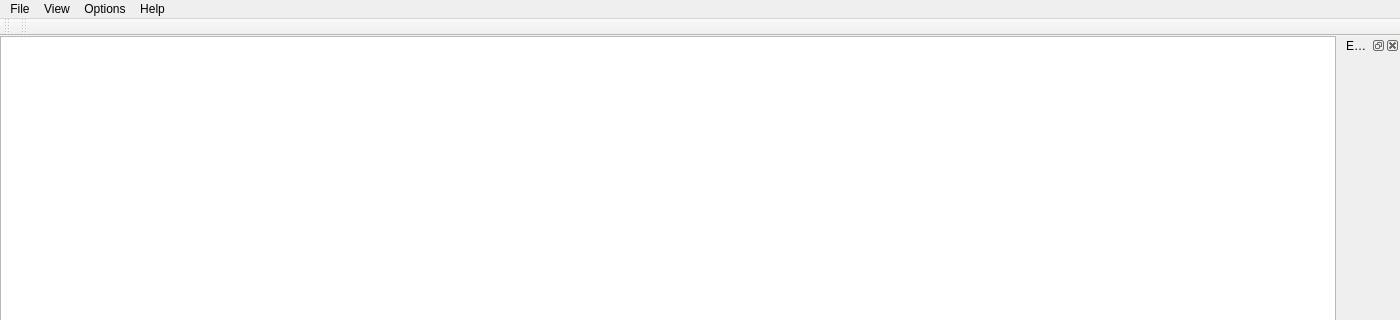
Qt form src/mainWindow.ui (christophe-calmejane/Hive) before a commit; both pictures show x 0 to 1400 and y 0 to 320 of the 1400 by 800 pixel window.
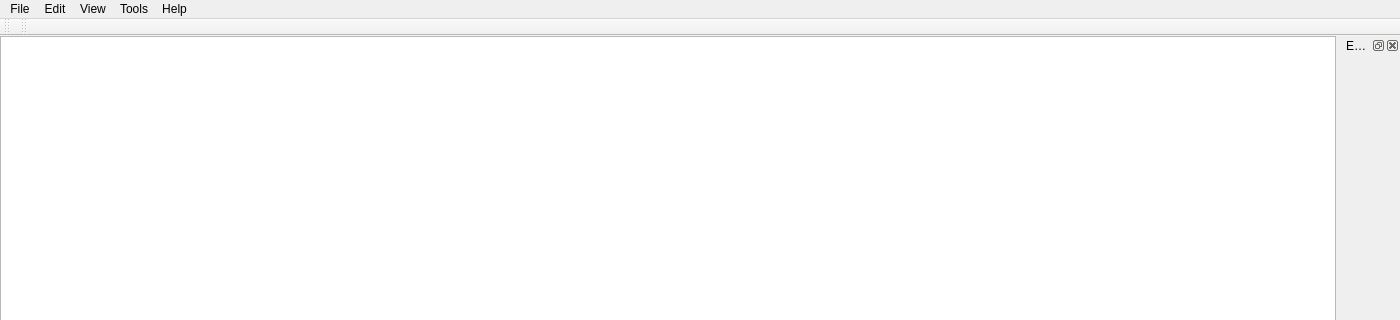
The same form after that commit. Custom widgets are drawn as their Qt base class.

Commit message: Small changes to the menu Added quick access to the settings from the utility toolbar

Diff of the .ui file:
```diff
--- a/src/mainWindow.ui
+++ b/src/mainWindow.ui
@@ -50,7 +50,7 @@
      <x>0</x>
      <y>0</y>
      <width>1400</width>
-     <height>26</height>
+     <height>21</height>
     </rect>
    </property>
    <widget class="QMenu" name="menuFile">
@@ -81,16 +81,23 @@
     <addaction name="separator"/>
     <addaction name="actionOpenProjectWebPage"/>
    </widget>
-   <widget class="QMenu" name="menuOptions">
+   <widget class="QMenu" name="menuTools">
     <property name="title">
-     <string>Options</string>
+     <string>Tools</string>
     </property>
     <addaction name="actionSettings"/>
     <addaction name="actionMediaClockManagement"/>
    </widget>
+   <widget class="QMenu" name="menuEdit">
+    <property name="title">
+     <string>Edit</string>
+    </property>
+    <addaction name="actionSettings"/>
+   </widget>
    <addaction name="menuFile"/>
+   <addaction name="menuEdit"/>
    <addaction name="menuView"/>
-   <addaction name="menuOptions"/>
+   <addaction name="menuTools"/>
    <addaction name="menuHelp"/>
   </widget>
   <widget class="QStatusBar" name="statusbar"/>
```
Left out of the diff: 19 changed lines with no effect on the pictures. The commit also changes 3 other files.
